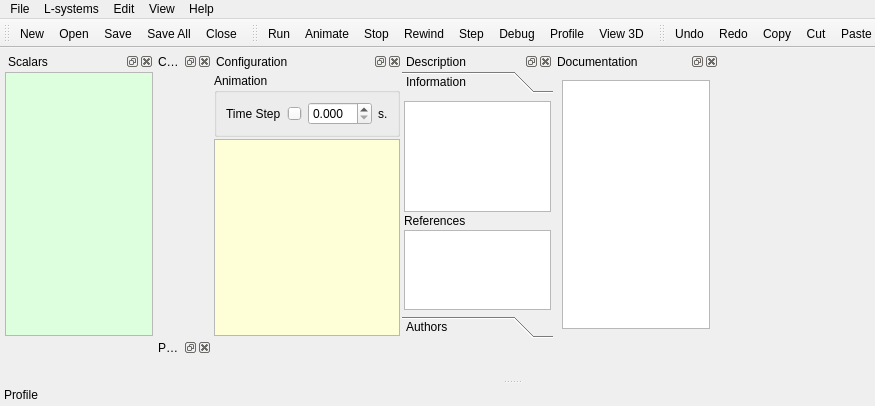
Above: src/openalea/lpy/gui/lpymainwindow.ui from openalea/lpy before the change; both pictures show x 0 to 875 and y 0 to 406 of the 1024 by 622 pixel window. Below: the same form after it.
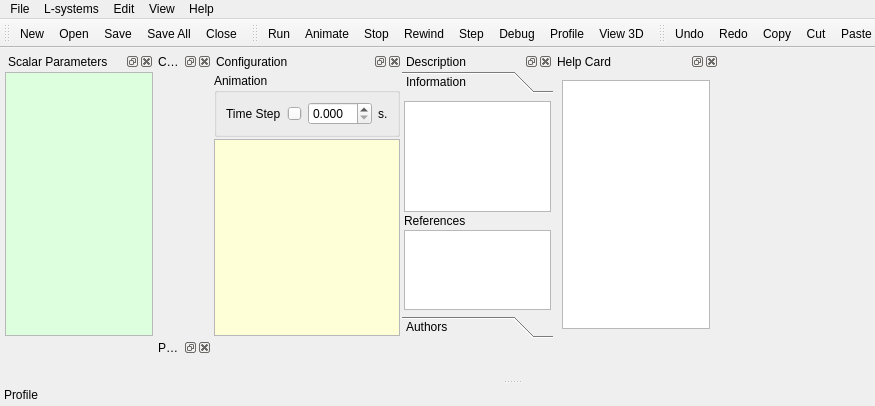
That is the form after the change. Icons and pictures are not drawn. Custom widgets are drawn as their Qt base class.

Patch:
```diff
--- a/src/openalea/lpy/gui/lpymainwindow.ui
+++ b/src/openalea/lpy/gui/lpymainwindow.ui
@@ -28,7 +28,7 @@
     <item row="0" column="0">
      <widget class="QDockWidget" name="scalarDock">
       <property name="windowTitle">
-       <string>Scalars</string>
+       <string>Scalar Parameters</string>
       </property>
       <widget class="QWidget" name="dockWidgetContents_8">
        <layout class="QGridLayout" name="gridLayout_2">
@@ -902,7 +902,7 @@
        <bool>false</bool>
       </property>
       <property name="windowTitle">
-       <string>Documentation</string>
+       <string>Help Card</string>
       </property>
       <widget class="QWidget" name="dockWidgetContents_5">
        <layout class="QVBoxLayout" name="verticalLayout_7">
```
Left out of the diff: 9 changed lines with no effect on the pictures.
